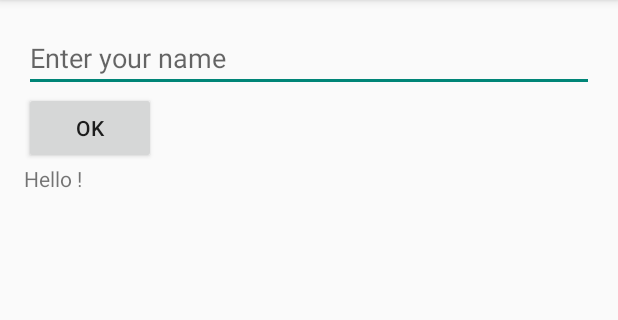
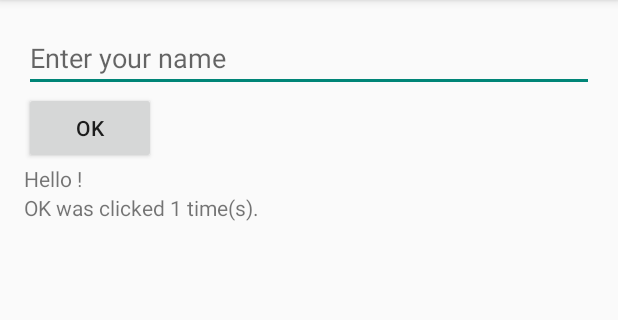
Before and after one commit to learndroid/hellodroid, an Android app: the screen it shows after launch (HelloActivity), after a tap on "OK", on a phone screen of 412 x 824 dp, the part 84-404 px from its top. Run offline under Robolectric (Android 15) with nearby library versions, the phone set to English and light mode, and no system bars.

Commit message:
Made Activity log Lifecycle and print count of OK clicks

```diff
--- a/app/src/main/java/net/learndroid/hellodroid/HelloActivity.java
+++ b/app/src/main/java/net/learndroid/hellodroid/HelloActivity.java
@@ -2,6 +2,7 @@ package net.learndroid.hellodroid;
 
 import android.os.Bundle;
 import android.support.v7.app.AppCompatActivity;
+import android.util.Log;
 import android.view.Menu;
 import android.view.MenuItem;
 import android.view.View;
@@ -10,18 +11,25 @@ import android.widget.EditText;
 import android.widget.TextView;
 
 public class HelloActivity extends AppCompatActivity {
+    // Constants
+    //--------------------------------------------------------------------------
+    private static final String TAG = HelloActivity.class.getName();
 
     // Attributes
     //--------------------------------------------------------------------------
+    int okClickCount = 0;
+
     private EditText nameEditText;
     private Button okButton;
     private TextView helloWorldTextView;
+    private TextView okClickCountTextView;
 
     // Life-cycle
     //--------------------------------------------------------------------------
     @Override
     protected void onCreate(Bundle savedInstanceState) {
         super.onCreate(savedInstanceState);
+        if (BuildConfig.DEBUG) Log.d(TAG, "onCreate()");
         this.setContentView(R.layout.activity_hello);
         this.findViews();
     }
@@ -30,6 +38,7 @@ public class HelloActivity extends AppCompatActivity {
         this.nameEditText = (EditText) this.findViewById(R.id.nameEditText);
         this.okButton = (Button) this.findViewById(R.id.okButton);
         this.helloWorldTextView = (TextView) this.findViewById(R.id.helloWorldTextView);
+        this.okClickCountTextView = (TextView) this.findViewById(R.id.okClickCountTextView);
     }
 
     @Override
@@ -39,8 +48,15 @@ public class HelloActivity extends AppCompatActivity {
     }
 
     @Override
+    protected void onStart() {
+        super.onStart();
+        if (BuildConfig.DEBUG) Log.d(TAG, "onStart()");
+    }
+
+    @Override
     protected void onResume() {
         super.onResume();
+        if (BuildConfig.DEBUG) Log.d(TAG, "onResume()");
         this.okButton.setOnClickListener(new View.OnClickListener() {
             @Override
             public void onClick(View v) {
@@ -49,21 +65,40 @@ public class HelloActivity extends AppCompatActivity {
         });
     }
 
-    private void onOkButtonClicked() {
-        this.helloWorldTextView.setText(this.getString(
-                        R.string.hello_format,
-                        this.nameEditText.getText().toString())
-        );
+    @Override
+    protected void onPause() {
+        super.onPause();
+        if (BuildConfig.DEBUG) Log.d(TAG, "onPause()");
+        this.okButton.setOnClickListener(null);
     }
 
     @Override
-    protected void onPause() {
-        super.onPause();
-        this.okButton.setOnClickListener(null);
+    protected void onStop() {
+        super.onStop();
+        if (BuildConfig.DEBUG) Log.d(TAG, "onStop()");
+    }
+
+    @Override
+    protected void onDestroy() {
+        super.onDestroy();
+        if (BuildConfig.DEBUG) Log.d(TAG, "onDestroy()");
     }
 
     // UI events
     //--------------------------------------------------------------------------
+    private void onOkButtonClicked() {
+        this.okClickCount++;
+        this.helloWorldTextView.setText(this.getString(
+                R.string.hello_format,
+                this.nameEditText.getText().toString())
+        );
+        this.okClickCountTextView.setText(this.getString(
+                R.string.ok_click_count_format,
+                this.okClickCount)
+        );
+        if (BuildConfig.DEBUG) Log.d(TAG, "okClickCount == " + okClickCount);
+    }
+
     @Override
     public boolean onOptionsItemSelected(MenuItem item) {
         int id = item.getItemId();
--- a/app/src/main/res/layout/activity_hello.xml
+++ b/app/src/main/res/layout/activity_hello.xml
@@ -25,4 +25,11 @@
         android:layout_height="wrap_content"
         android:layout_below="@+id/okButton" />
 
+    <TextView
+        android:id="@+id/okClickCountTextView"
+        tools:text="OK was clicked 0 time(s)."
+        android:layout_width="wrap_content"
+        android:layout_height="wrap_content"
+        android:layout_below="@+id/helloWorldTextView"/>
+
 </RelativeLayout>
--- a/app/src/main/res/values/strings.xml
+++ b/app/src/main/res/values/strings.xml
@@ -3,6 +3,7 @@
 
     <string name="hello_world">Hello world!</string>
     <string name="hello_format">Hello %s!</string>
+    <string name="ok_click_count_format">OK was clicked %d time(s).</string>
     <string name="action_settings">Settings</string>
     <string name="enter_your_name">Enter your name</string>
 </resources>
```
Also changed, not shown: 1 other file.
